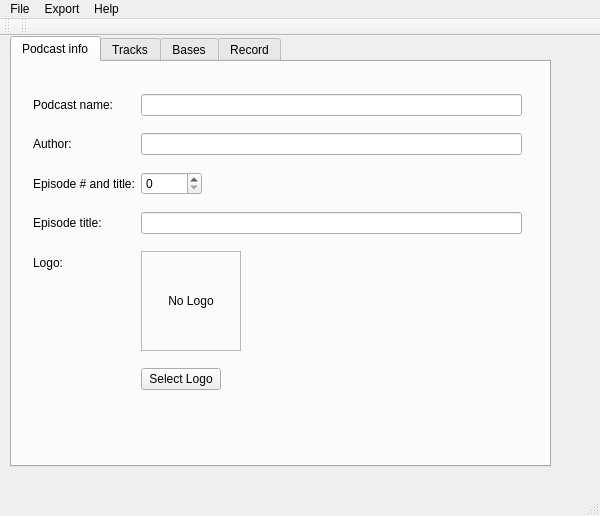
Old version of the form qtcast.ui in the repository theonlynexus/qtcast.
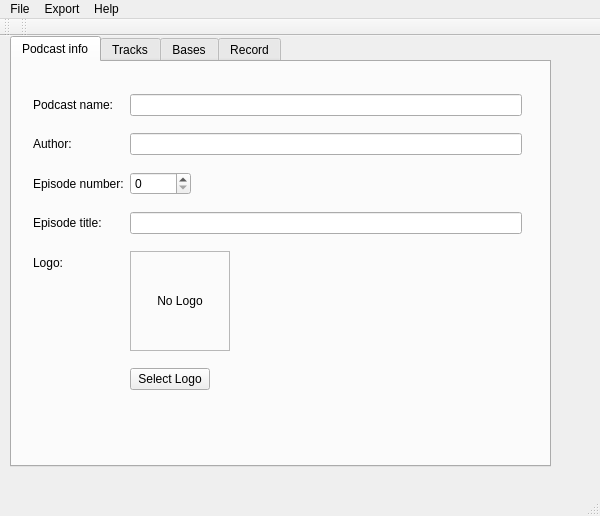
New version of the form. The open tabs and pages were chosen to show the change.

Commit message: Started writing a tag reader in AudioFile based on the gstreamer metadata example.

The edit to the form file:
```diff
--- a/qtcast.ui
+++ b/qtcast.ui
@@ -66,7 +66,7 @@
        <item row="2" column="0">
         <widget class="QLabel" name="label_3">
          <property name="text">
-          <string>Episode # and title:</string>
+          <string>Episode number:</string>
          </property>
         </widget>
        </item>
```
Left out of the diff: 4 changed lines with no effect on the pictures. The commit also changes 2 other files.
